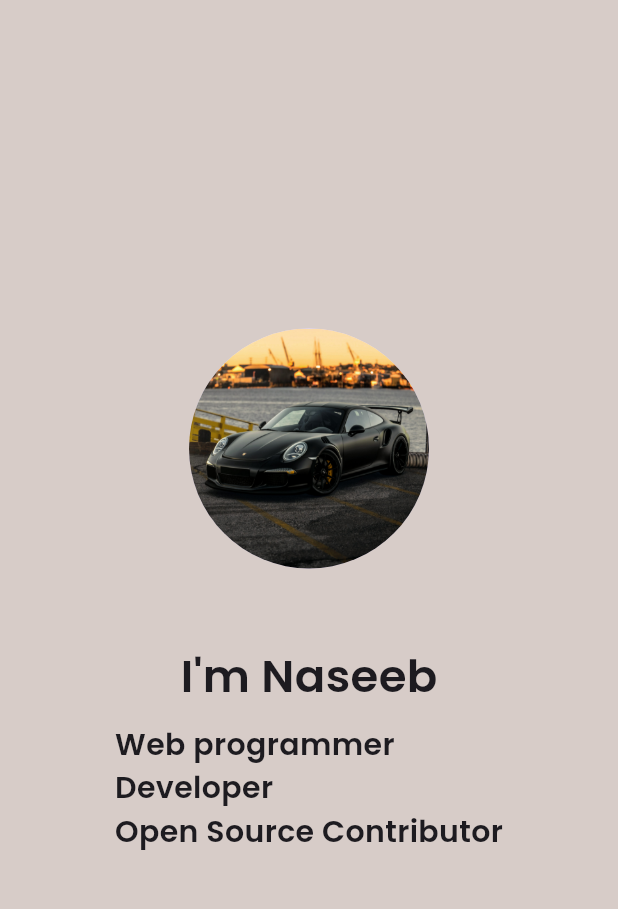
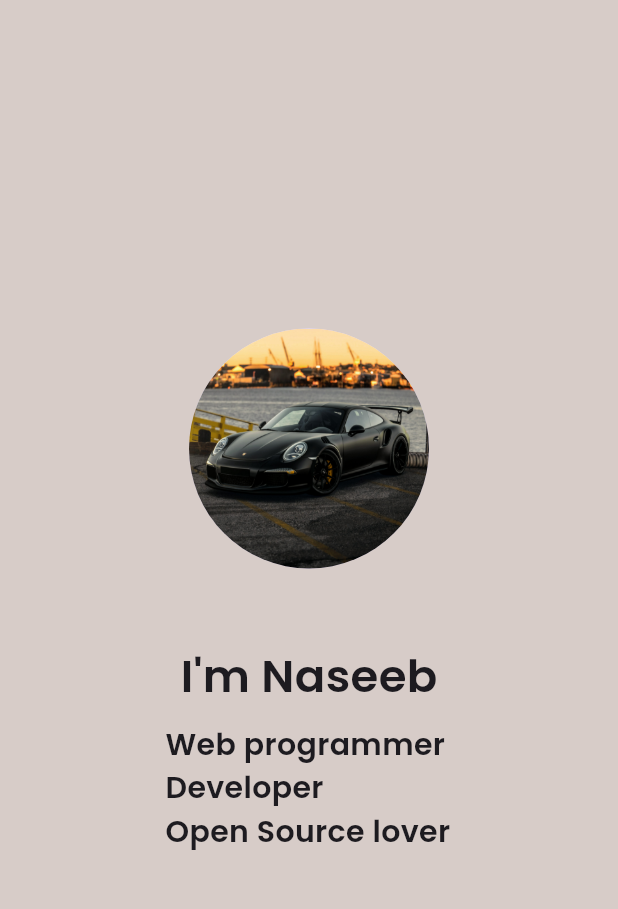
Before and after one commit to naseebnaushad/portfolio, a Flutter app: the screen it shows after launch, on a phone screen of 412 x 824 dp, the part 84-993 px from its top. Run offline on Flutter 3.47's test engine with Material 3 defaults, Android fonts, the phone set to English and light mode, and no system bars; our stand-ins replace google_fonts; Roboto replaces fonts that are missing (Playfair).

Commit message:
Profile changes

```diff
--- a/lib/main.dart
+++ b/lib/main.dart
@@ -60,7 +60,7 @@ class MyApp extends StatelessWidget {
               Text(
                 'Web programmer \n'
                 'Developer \n'
-                'Open Source Contributor',
+                'Open Source lover',
                 style: GoogleFonts.poppins(
                   fontWeight: FontWeight.w600,
                   fontSize: 20,
```
